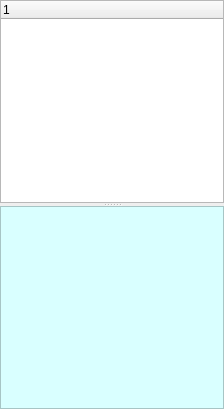
Qt form RepTate/gui/Tooltab.ui (jorge-ramirez-upm/RepTate) before a commit.
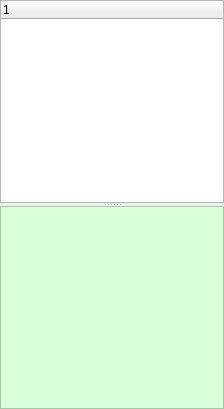
The same form after that commit. Icons and pictures are not drawn.

Commit message: Different background color for Tools

Patch:
```diff
--- a/RepTate/gui/Tooltab.ui
+++ b/RepTate/gui/Tooltab.ui
@@ -64,7 +64,7 @@
        <cursorShape>IBeamCursor</cursorShape>
       </property>
       <property name="styleSheet">
-       <string notr="true">background-color: rgb(217, 255, 255);
+       <string notr="true">background-color: rgb(217, 255, 217);
 font: 8pt &quot;Courier&quot;;
 ;</string>
       </property>
```
The commit also changes 1 other file.
